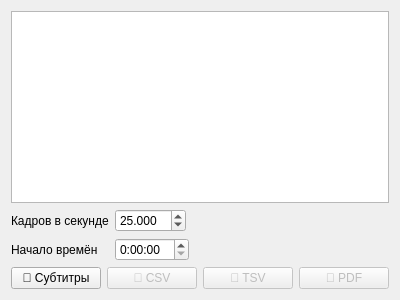
Above: src/mainwindow.ui from PalmtopTiger/DSCreator before the change. Below: the same form after it.
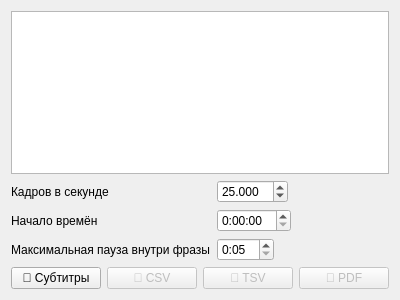
That is the form after the change.

Commit message: Add join interval and join pharases on save

Patch:
```diff
--- a/src/mainwindow.ui
+++ b/src/mainwindow.ui
@@ -63,6 +63,34 @@
         </property>
        </widget>
       </item>
+      <item row="2" column="0">
+       <widget class="QLabel" name="lbJoinInterval">
+        <property name="text">
+         <string>Максимальная пауза внутри фразы</string>
+        </property>
+       </widget>
+      </item>
+      <item row="2" column="1">
+       <widget class="QTimeEdit" name="edJoinInterval">
+        <property name="maximumTime">
+         <time>
+          <hour>0</hour>
+          <minute>59</minute>
+          <second>59</second>
+         </time>
+        </property>
+        <property name="displayFormat">
+         <string>m:ss</string>
+        </property>
+        <property name="time">
+         <time>
+          <hour>0</hour>
+          <minute>0</minute>
+          <second>5</second>
+         </time>
+        </property>
+       </widget>
+      </item>
      </layout>
     </item>
     <item>
```
Left out of the diff: 2 changed lines with no effect on the pictures. The commit also changes 3 other files.
